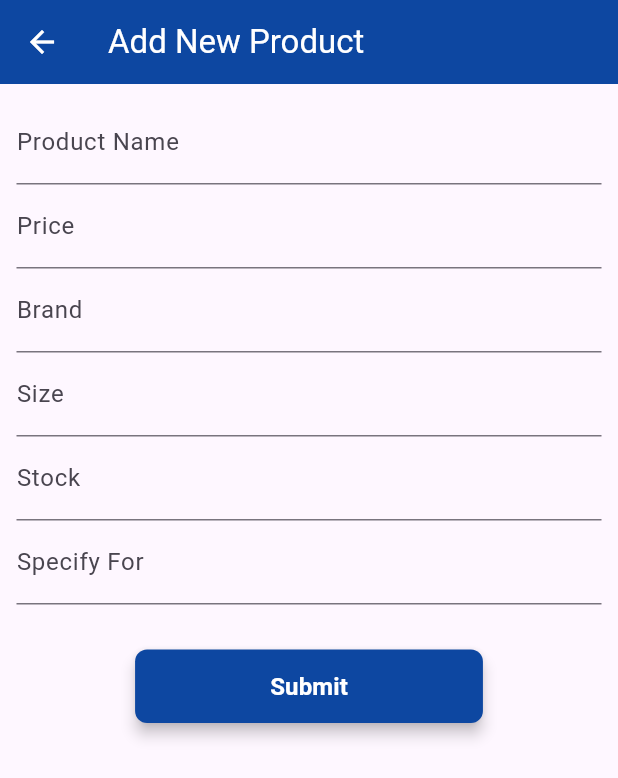
After one commit to sithilxheartz/FilliFyApp, a Flutter app: the AddNewProduct screen opened directly, on a phone screen of 412 x 824 dp. The commit adds this screen. Shown: the top 778 px of the screen. Run offline on Flutter 3.47's test engine with Material 3 defaults, Android fonts, the phone set to English and light mode, and no system bars; missing offline and left inert: hiiitest.

Commit message:
created product menu, stock updating and new product adding pages

```diff
--- a/lib/dashboard.dart
+++ b/lib/dashboard.dart
@@ -64,6 +64,7 @@ class _DashboardPageState extends State<DashboardPage> {
     return Scaffold(
       appBar: AppBar(
         title: Text("Dashboard", style: TextStyle(color: Colors.white)),
+        leading: Icon(Icons.arrow_back, color: Colors.blue.shade900),
         centerTitle: true,
         backgroundColor: Colors.blue.shade900,
       ),
--- /dev/null
+++ b/lib/productAddNew.dart
@@ -0,0 +1,86 @@
+import 'package:flutter/material.dart';
+
+class AddNewProduct extends StatelessWidget {
+  final TextEditingController nameController = TextEditingController();
+  final TextEditingController priceController = TextEditingController();
+  final TextEditingController brandController = TextEditingController();
+  final TextEditingController sizeController = TextEditingController();
+  final TextEditingController stockController = TextEditingController();
+  final TextEditingController specifyController = TextEditingController();
+
+  @override
+  Widget build(BuildContext context) {
+    return Scaffold(
+      appBar: AppBar(
+        title: Text("Add New Product", style: TextStyle(color: Colors.white)),
+        backgroundColor: Colors.blue.shade900,
+        leading: IconButton(
+          icon: Icon(Icons.arrow_back, color: Colors.white),
+          onPressed: () {
+            Navigator.pop(context);
+          },
+        ),
+      ),
+      body: Padding(
+        padding: EdgeInsets.all(11.0),
+        child: Column(
+          children: [
+            TextField(
+              controller: nameController,
+              decoration: InputDecoration(labelText: "Product Name"),
+            ),
+            TextField(
+              controller: priceController,
+              decoration: InputDecoration(labelText: "Price"),
+            ),
+            TextField(
+              controller: brandController,
+              decoration: InputDecoration(labelText: "Brand"),
+            ),
+            TextField(
+              controller: sizeController,
+              decoration: InputDecoration(labelText: "Size"),
+            ),
+            TextField(
+              controller: stockController,
+              decoration: InputDecoration(labelText: "Stock"),
+            ),
+            TextField(
+              controller: specifyController,
+              decoration: InputDecoration(labelText: "Specify For"),
+            ),
+            SizedBox(height: 30),
+            ElevatedButton(
+              style: ElevatedButton.styleFrom(
+                backgroundColor: Colors.blue.shade900, // Match theme color
+                foregroundColor: Colors.white, // Text color
+                padding: EdgeInsets.symmetric(
+                  vertical: 13,
+                  horizontal: 90,
+                ), // Increase touch area
+                shape: RoundedRectangleBorder(
+                  borderRadius: BorderRadius.circular(8), // Rounded corners
+                ),
+                elevation: 4, // Slight shadow for depth
+              ),
+              onPressed: () {
+                Navigator.pop(context, {
+                  "name": nameController.text,
+                  "price": priceController.text,
+                  "brand": brandController.text,
+                  "size": sizeController.text,
+                  "stock": stockController.text,
+                  "specify": specifyController.text,
+                });
+              },
+              child: Text(
+                "Submit",
+                style: TextStyle(fontSize: 16, fontWeight: FontWeight.bold),
+              ),
+            ),
+          ],
+        ),
+      ),
+    );
+  }
+}
```
Also changed, not shown: lib/oilShopMenu.dart (added, +378 -0 lines), lib/productMenu.dart (added, +71 -0 lines), lib/productUpdateStock.dart (added, +67 -0 lines).
